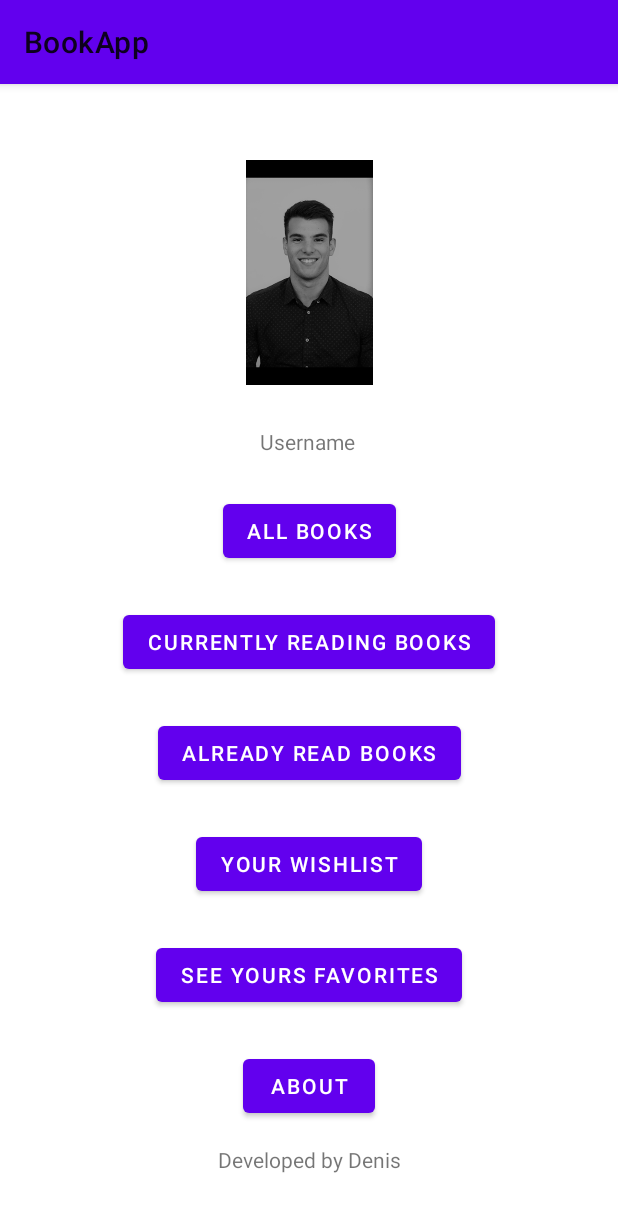
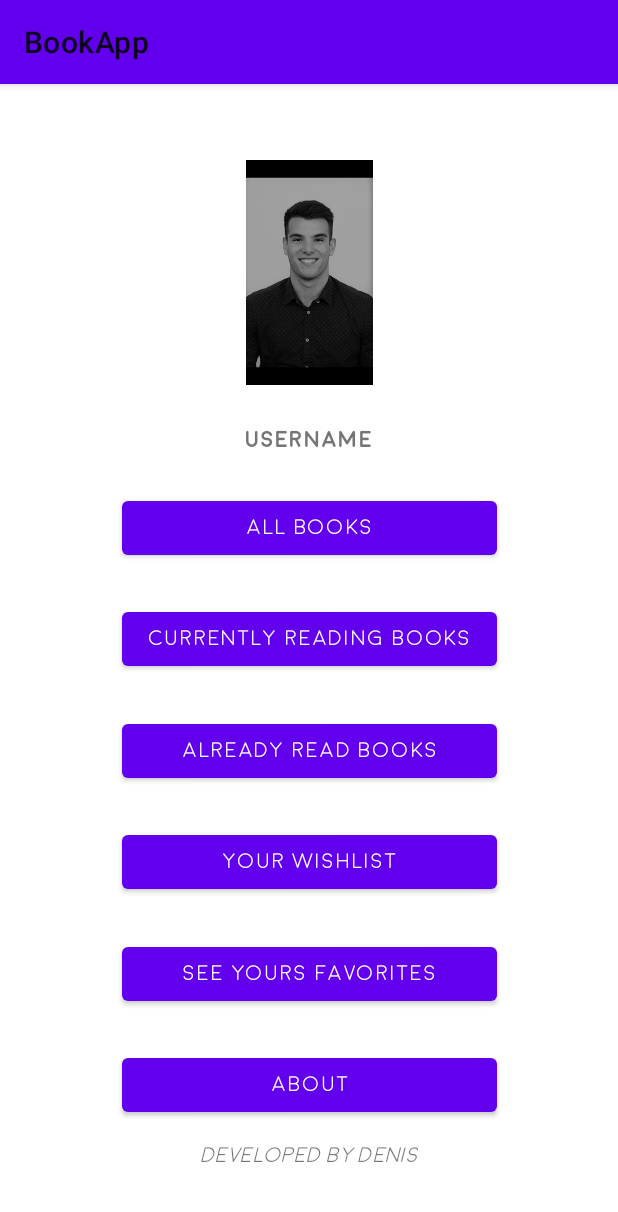
Before and after one commit to Denis-Tojaga/BookApp, an Android app: the screen it shows after launch (MainActivity), on a phone screen of 412 x 824 dp. Shown: the top 1212 px of the screen. Run offline under Robolectric (Android 15) with nearby library versions, the phone set to English and light mode, and no system bars.

Commit message:
Adding new activity AllBooks

```diff
--- a/app/src/main/AndroidManifest.xml
+++ b/app/src/main/AndroidManifest.xml
@@ -9,6 +9,7 @@
         android:roundIcon="@mipmap/ic_launcher_round"
         android:supportsRtl="true"
         android:theme="@style/Theme.BookApp">
+        <activity android:name=".AllBooksActivity"></activity>
         <activity android:name=".MainActivity">
             <intent-filter>
                 <action android:name="android.intent.action.MAIN" />
--- /dev/null
+++ b/app/src/main/java/com/example/bookapp/AllBooksActivity.java
@@ -0,0 +1,14 @@
+package com.example.bookapp;
+
+import androidx.appcompat.app.AppCompatActivity;
+
+import android.os.Bundle;
+
+public class AllBooksActivity extends AppCompatActivity {
+
+    @Override
+    protected void onCreate(Bundle savedInstanceState) {
+        super.onCreate(savedInstanceState);
+        setContentView(R.layout.activity_all_books);
+    }
+}
--- a/app/src/main/java/com/example/bookapp/MainActivity.java
+++ b/app/src/main/java/com/example/bookapp/MainActivity.java
@@ -2,13 +2,39 @@ package com.example.bookapp;
 
 import androidx.appcompat.app.AppCompatActivity;
 
+import android.content.Intent;
 import android.os.Bundle;
+import android.view.View;
+import android.widget.Button;
 
 public class MainActivity extends AppCompatActivity {
+
+    //initializing all UI elements in order to manipulate with their data
+    private Button btnAllBooks, btnAlreadyRead, btnCurrentlyReading, btnYourWishlist, btnFavorite, btnAbout;
 
     @Override
     protected void onCreate(Bundle savedInstanceState) {
         super.onCreate(savedInstanceState);
         setContentView(R.layout.activity_main);
+
+
+        //initializing all needed views
+        InitViews();
+    }
+
+    private void InitViews() {
+
+        btnAllBooks = findViewById(R.id.btnAllBooks);
+        btnCurrentlyReading = findViewById(R.id.btnCurrentlyReading);
+        btnAlreadyRead = findViewById(R.id.btnAlreadyRead);
+        btnYourWishlist = findViewById(R.id.btnYourWishlist);
+        btnFavorite = findViewById(R.id.btnSeeFavorites);
+        btnAbout = findViewById(R.id.btnAbout);
+
+    }
+
+    public void btnOnClickOpenAllBooks(View view) {
+        Intent intent = new Intent(MainActivity.this,AllBooksActivity.class);
+        startActivity(intent);
     }
 }
--- /dev/null
+++ b/app/src/main/res/layout/activity_all_books.xml
@@ -0,0 +1,11 @@
+<?xml version="1.0" encoding="utf-8"?>
+<androidx.constraintlayout.widget.ConstraintLayout xmlns:android="http://schemas.android.com/apk/res/android"
+    xmlns:app="http://schemas.android.com/apk/res-auto"
+    xmlns:tools="http://schemas.android.com/tools"
+    android:layout_width="match_parent"
+    android:layout_height="match_parent"
+    tools:context=".AllBooksActivity"
+    android:background="@color/all_books_background"
+    >
+
+</androidx.constraintlayout.widget.ConstraintLayout>
--- a/app/src/main/res/layout/activity_main.xml
+++ b/app/src/main/res/layout/activity_main.xml
@@ -8,55 +8,60 @@
 
     <Button
         android:id="@+id/btnCurrentlyReading"
-        android:layout_width="wrap_content"
+        android:layout_width="250dp"
         android:layout_height="wrap_content"
         android:text="@string/btn_currently_reading_books"
         app:layout_constraintBottom_toTopOf="@+id/btnAlreadyRead"
         app:layout_constraintEnd_toEndOf="parent"
         app:layout_constraintHorizontal_bias="0.5"
         app:layout_constraintStart_toStartOf="@+id/guideline2"
-        app:layout_constraintTop_toBottomOf="@+id/btnAllBooks" />
+        app:layout_constraintTop_toBottomOf="@+id/btnAllBooks"
+        android:fontFamily="@font/moon_light"/>
 
     <Button
         android:id="@+id/btnAlreadyRead"
-        android:layout_width="wrap_content"
+        android:layout_width="250dp"
         android:layout_height="wrap_content"
         android:text="@string/btn_already_read_books"
         app:layout_constraintBottom_toTopOf="@+id/btnYourWishlist"
         app:layout_constraintEnd_toEndOf="parent"
         app:layout_constraintStart_toStartOf="@+id/guideline2"
-        app:layout_constraintTop_toBottomOf="@+id/btnCurrentlyReading" />
+        app:layout_constraintTop_toBottomOf="@+id/btnCurrentlyReading"
+        android:fontFamily="@font/moon_light"/>
 
     <Button
         android:id="@+id/btnYourWishlist"
-        android:layout_width="wrap_content"
+        android:layout_width="250dp"
         android:layout_height="wrap_content"
         android:text="@string/btn_your_wishes"
         app:layout_constraintBottom_toTopOf="@+id/btnSeeFavorites"
         app:layout_constraintEnd_toEndOf="parent"
         app:layout_constraintStart_toStartOf="@+id/guideline2"
-        app:layout_constraintTop_toBottomOf="@+id/btnAlreadyRead" />
+        app:layout_constraintTop_toBottomOf="@+id/btnAlreadyRead"
+        android:fontFamily="@font/moon_light"/>
 
     <Button
         android:id="@+id/btnSeeFavorites"
-        android:layout_width="wrap_content"
+        android:layout_width="250dp"
         android:layout_height="wrap_content"
         android:text="@string/btn_see_your_favorites"
         app:layout_constraintBottom_toTopOf="@+id/btnAbout"
         app:layout_constraintEnd_toEndOf="parent"
         app:layout_constraintStart_toStartOf="@+id/guideline2"
-        app:layout_constraintTop_toBottomOf="@+id/btnYourWishlist" />
+        app:layout_constraintTop_toBottomOf="@+id/btnYourWishlist"
+        android:fontFamily="@font/moon_light"/>
 
     <Button
         android:id="@+id/btnAbout"
-        android:layout_width="wrap_content"
+        android:layout_width="250dp"
         android:layout_height="wrap_content"
         android:layout_marginBottom="50dp"
         android:text="@string/btn_about"
         app:layout_constraintBottom_toBottomOf="parent"
         app:layout_constraintEnd_toEndOf="parent"
         app:layout_constraintStart_toStartOf="@+id/guideline2"
-        app:layout_constraintTop_toBottomOf="@+id/btnSeeFavorites" />
+        app:layout_constraintTop_toBottomOf="@+id/btnSeeFavorites"
+        android:fontFamily="@font/moon_light"/>
 
     <ImageView
         android:id="@+id/imgUserPicture"
@@ -87,20 +92,25 @@
         android:layout_height="wrap_content"
         android:layout_marginTop="28dp"
         android:text="Username"
+        android:textSize="15sp"
         app:layout_constraintEnd_toEndOf="parent"
         app:layout_constraintHorizontal_bias="0.498"
         app:layout_constraintStart_toStartOf="@+id/guideline2"
-        app:layout_constraintTop_toBottomOf="@+id/imgUserPicture" />
+        app:layout_constraintTop_toBottomOf="@+id/imgUserPicture"
+        android:fontFamily="@font/moon_bold"/>
 
     <Button
         android:id="@+id/btnAllBooks"
-        android:layout_width="wrap_content"
+        android:layout_width="250dp"
         android:layout_height="wrap_content"
         android:text="@string/btn_all_books"
         app:layout_constraintBottom_toTopOf="@+id/btnCurrentlyReading"
         app:layout_constraintEnd_toEndOf="parent"
         app:layout_constraintStart_toStartOf="@+id/guideline2"
-        app:layout_constraintTop_toBottomOf="@+id/txtName" />
+        app:layout_constraintTop_toBottomOf="@+id/txtName"
+        android:fontFamily="@font/moon_light"
+        android:onClick="btnOnClickOpenAllBooks"
+        />
 
     <androidx.constraintlayout.widget.Guideline
         android:id="@+id/guideline7"
@@ -117,6 +127,8 @@
         android:text="@string/licence"
         app:layout_constraintEnd_toEndOf="parent"
         app:layout_constraintStart_toStartOf="@+id/guideline2"
-        app:layout_constraintTop_toBottomOf="@+id/btnAbout" />
+        app:layout_constraintTop_toBottomOf="@+id/btnAbout"
+        android:fontFamily="@font/moon_light"
+        android:textStyle="italic"/>
 
 </androidx.constraintlayout.widget.ConstraintLayout>
--- a/app/src/main/res/values/colors.xml
+++ b/app/src/main/res/values/colors.xml
@@ -7,4 +7,5 @@
     <color name="teal_700">#FF018786</color>
     <color name="black">#FF000000</color>
     <color name="white">#FFFFFFFF</color>
+    <color name="all_books_background">#ffc4f7</color>
 </resources>
```
Also changed, not shown: app/src/main/res/font/BHFF/potpis.png (deleted), 2 other files.
